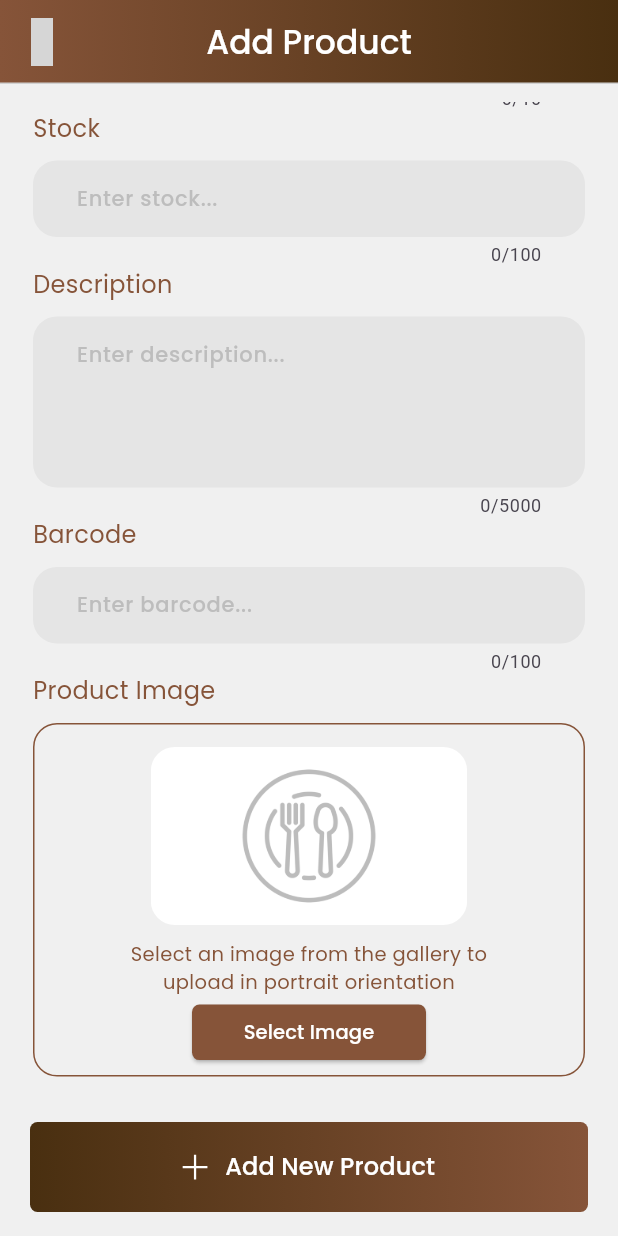
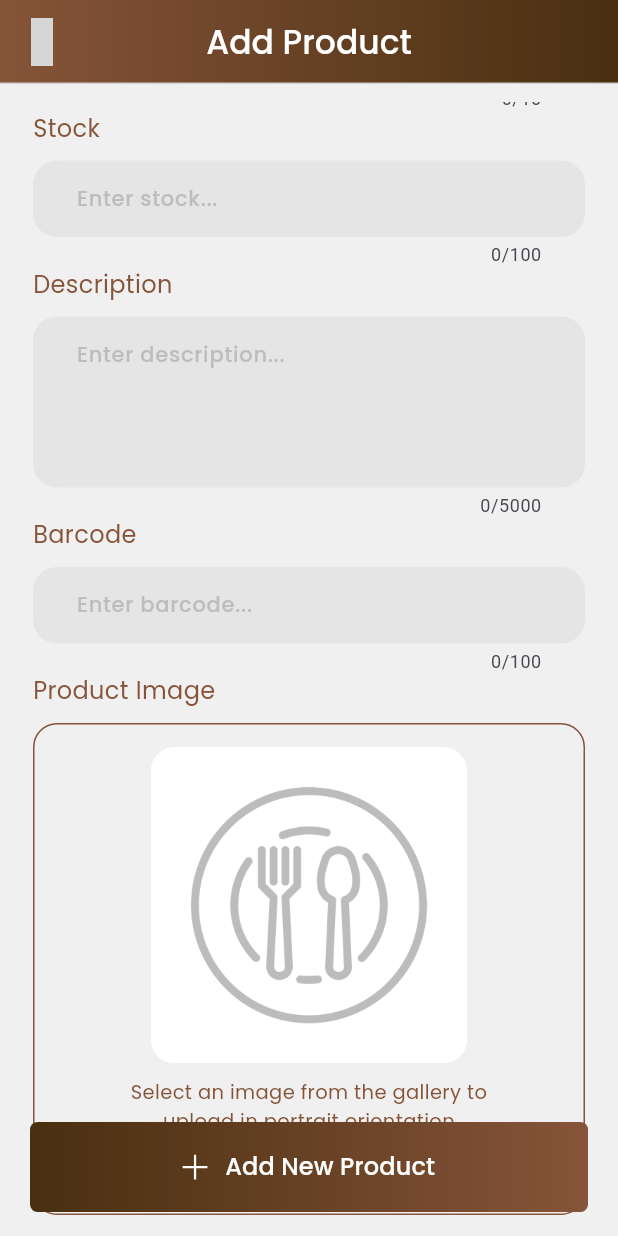
Before and after one commit to chandra2525/offline_pos, a Flutter app: the AddProductPage screen opened by its route, scrolled down 324 dp, on a phone screen of 412 x 824 dp. Run offline on Flutter 3.47's test engine with Material 3 defaults, Android fonts, the phone set to English and light mode, and no system bars; our stand-ins replace custom_navigation_bar, flutter_svg, fluttericon, get, get_storage, google_fonts and 5 more; accounts and stored records are empty; grey boxes are pictures that could not be loaded.

Commit message:
second commit

```diff
--- a/lib/pages/store_pages/add_product_page.dart
+++ b/lib/pages/store_pages/add_product_page.dart
@@ -408,13 +408,13 @@ class AddProductPage extends StatelessWidget {
                                                   File(productController
                                                       .imagePath.value),
                                                   width: size.height * 0.256,
-                                                  height: size.height * 0.144,
+                                                  height: size.height * 0.256,
                                                   fit: BoxFit.cover,
                                                 )
                                               : Image.asset(
                                                   'assets/images/product_placeholder2.png',
                                                   width: size.height * 0.256,
-                                                  height: size.height * 0.144,
+                                                  height: size.height * 0.256,
                                                   fit: BoxFit.fitHeight,
                                                 ),
                                         ),
--- a/lib/pages/store_pages/edit_product_page.dart
+++ b/lib/pages/store_pages/edit_product_page.dart
@@ -403,7 +403,7 @@ class EditProductPage extends StatelessWidget {
                                               File(productController
                                                   .imagePath.value),
                                               width: size.height * 0.256,
-                                              height: size.height * 0.144,
+                                              height: size.height * 0.256,
                                               fit: BoxFit.cover,
                                             )),
                                       ),
```
